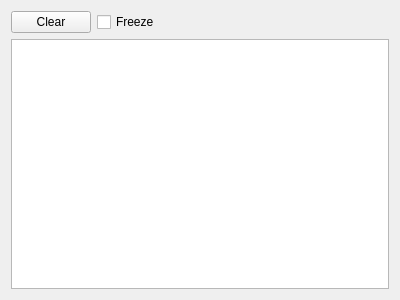
GENIVI/CANdevStudio, file src/components/canrawview/canrawview.ui: the form before one commit.
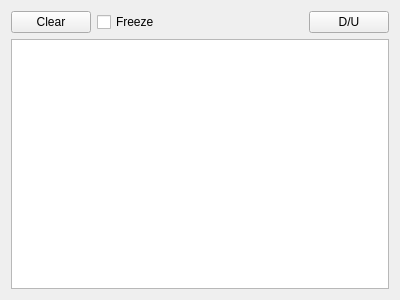
The form after the commit.

Commit message:
CDS-48 Dock/undock button (#31)
NOTE: Buttons added just for presentation purposes. To be changed later once "Project View" will be available.

What changed in the file:
```diff
--- a/src/components/canrawview/canrawview.ui
+++ b/src/components/canrawview/canrawview.ui
@@ -55,6 +55,13 @@
        </property>
       </spacer>
      </item>
+     <item>
+      <widget class="QPushButton" name="pbDockUndock">
+       <property name="text">
+        <string>D/U</string>
+       </property>
+      </widget>
+     </item>
     </layout>
    </item>
    <item>
```
The commit also changes 15 other files.
